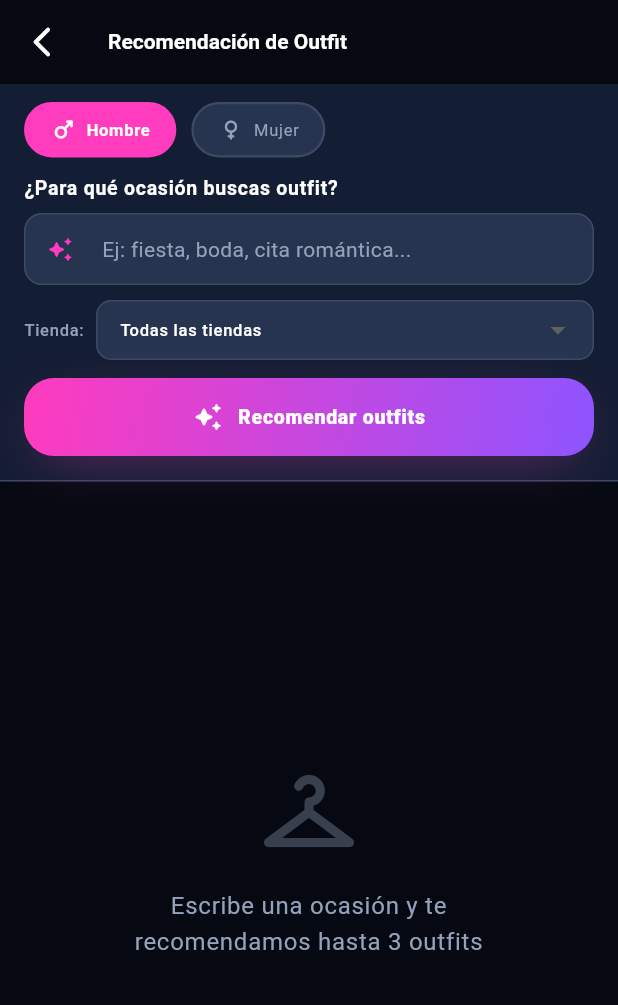
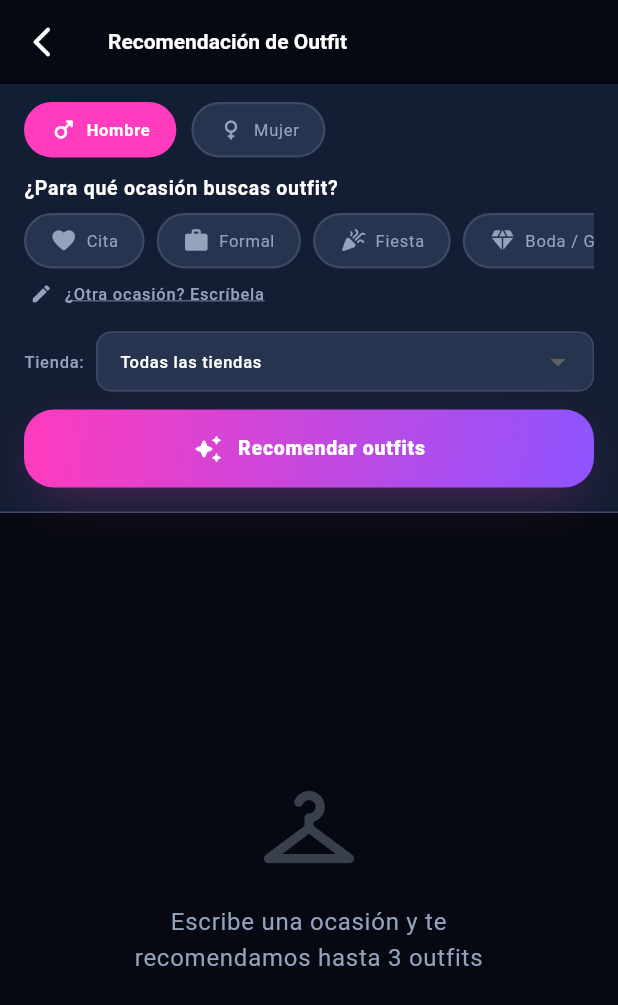
Before and after one commit to freddyandreszambrano/ZAFIRA, a Flutter app: the RecommendScreen screen opened by its route, on a phone screen of 412 x 824 dp. Shown: the top 1005 px of the screen. Run offline on Flutter 3.47's test engine with Material 3 defaults, Android fonts, the phone set to English and light mode, and no system bars; our stand-ins replace connectivity_plus, device_info_plus, dio, either_dart, firebase_crashlytics, flutter_riverpod and 14 more; accounts and stored records are empty; generated files the repository leaves out were written again; statements that could not run were skipped.

Commit message:
feat: filtros de ocasión con chips en dos niveles para la recomendación
Sugerencia de la revisión del proyecto: en vez de obligar a escribir la
ocasión, chips de ocasión principal (Cita, Formal, Fiesta, Boda/Gala,
Deporte, Playa, Casual) y sub-filtros al elegir una (ej. Cita → Cita
romántica / Cita casual / Primera cita). El campo de texto libre queda
colapsado bajo '¿Otra ocasión? Escríbela' para conservar el lenguaje
natural. Los chips escriben la frase en el mismo controller del texto,
por lo que el request al backend no cambia; cada frase está verificada
contra el clasificador de zafira-core (27/27 al tipo correcto).

Co-Authored-By: Claude Fable 5 <noreply@anthropic.com>

```diff
--- /dev/null
+++ b/lib/feature/recommend/view/widgets/occasion_filters.dart
@@ -0,0 +1,202 @@
+import 'package:flutter/material.dart';
+import 'package:gap/gap.dart';
+
+import '../../../../core/helpers/context_helper.dart';
+import 'gender_chip.dart';
+
+/// Sub-filtro concreto dentro de una ocasión (ej: "Cita romántica").
+class OccasionOption {
+  const OccasionOption(this.label, this.phrase);
+
+  final String label;
+
+  /// Frase que se envía al backend como `occasion`; el clasificador de
+  /// zafira-core la mapea por keywords al tipo correcto (romantic, gala…).
+  final String phrase;
+}
+
+/// Ocasión principal con sus sub-filtros.
+class OccasionGroup {
+  const OccasionGroup({
+    required this.label,
+    required this.icon,
+    required this.phrase,
+    required this.subs,
+  });
+
+  final String label;
+  final IconData icon;
+
+  /// Frase enviada si el usuario no elige sub-filtro.
+  final String phrase;
+  final List<OccasionOption> subs;
+}
+
+const occasionGroups = <OccasionGroup>[
+  OccasionGroup(
+    label: 'Cita',
+    icon: Icons.favorite_rounded,
+    phrase: 'cita',
+    subs: [
+      OccasionOption('Cita romántica', 'cita romántica'),
+      OccasionOption('Cita casual', 'cita casual'),
+      OccasionOption('Primera cita', 'primera cita'),
+    ],
+  ),
+  OccasionGroup(
+    label: 'Formal',
+    icon: Icons.work_rounded,
+    phrase: 'trabajo',
+    subs: [
+      OccasionOption('Oficina', 'oficina'),
+      OccasionOption('Entrevista', 'entrevista'),
+      OccasionOption('Presentación', 'presentación'),
+    ],
+  ),
+  OccasionGroup(
+    label: 'Fiesta',
+    icon: Icons.celebration_rounded,
+    phrase: 'fiesta',
+    subs: [
+      OccasionOption('Fiesta de noche', 'fiesta de noche'),
+      OccasionOption('Cumpleaños', 'cumpleaños'),
+      OccasionOption('Discoteca', 'discoteca'),
+    ],
+  ),
+  OccasionGroup(
+    label: 'Boda / Gala',
+    icon: Icons.diamond_rounded,
+    phrase: 'gala',
+    subs: [
+      OccasionOption('Boda', 'boda'),
+      OccasionOption('Graduación', 'graduación'),
+      OccasionOption('Evento elegante', 'evento elegante'),
+    ],
+  ),
+  OccasionGroup(
+    label: 'Deporte',
+    icon: Icons.fitness_center_rounded,
+    phrase: 'deporte',
+    subs: [
+      OccasionOption('Gym', 'gym'),
+      OccasionOption('Salida deportiva', 'salida deportiva'),
+      OccasionOption('Correr', 'correr'),
+    ],
+  ),
+  OccasionGroup(
+    label: 'Playa',
+    icon: Icons.beach_access_rounded,
+    phrase: 'playa',
+    subs: [
+      OccasionOption('Playa / Piscina', 'piscina'),
+      OccasionOption('Vacaciones', 'vacaciones'),
+    ],
+  ),
+  OccasionGroup(
+    label: 'Casual',
+    icon: Icons.checkroom_rounded,
+    phrase: 'casual',
+    subs: [
+      OccasionOption('Look diario', 'look diario'),
+      OccasionOption('Universidad', 'universidad'),
+      OccasionOption('Salir con amigos', 'salir con amigos'),
+    ],
+  ),
+];
+
+/// Chips de ocasión en dos niveles: fila horizontal con las ocasiones
+/// principales y, al elegir una, sus sub-filtros debajo.
+class OccasionFilters extends StatelessWidget {
+  const OccasionFilters({
+    required this.selectedGroup,
+    required this.selectedSub,
+    required this.onGroupTap,
+    required this.onSubTap,
+    super.key,
+  });
+
+  final OccasionGroup? selectedGroup;
+  final OccasionOption? selectedSub;
+  final ValueChanged<OccasionGroup> onGroupTap;
+  final ValueChanged<OccasionOption> onSubTap;
+
+  @override
+  Widget build(BuildContext context) {
+    return Column(
+      crossAxisAlignment: CrossAxisAlignment.start,
+      children: [
+        SingleChildScrollView(
+          scrollDirection: Axis.horizontal,
+          child: Row(
+            children: [
+              for (final group in occasionGroups) ...[
+                GenderChip(
+                  label: group.label,
+                  icon: group.icon,
+                  selected: selectedGroup == group,
+                  onTap: () => onGroupTap(group),
+                ),
+                if (group != occasionGroups.last) const Gap(8),
+              ],
+            ],
+          ),
+        ),
+        if (selectedGroup != null) ...[
+          const Gap(10),
+          Wrap(
+            spacing: 8,
+            runSpacing: 8,
+            children: [
+              for (final sub in selectedGroup!.subs)
+                _SubChip(
+                  label: sub.label,
+                  selected: selectedSub == sub,
+                  onTap: () => onSubTap(sub),
+                ),
+            ],
+          ),
+        ],
+      ],
+    );
+  }
+}
+
+class _SubChip extends StatelessWidget {
+  const _SubChip({
+    required this.label,
+    required this.selected,
+    required this.onTap,
+  });
+
+  final String label;
+  final bool selected;
+  final VoidCallback onTap;
+
+  @override
+  Widget build(BuildContext context) {
+    final colors = context.appColors;
+    return GestureDetector(
+      onTap: onTap,
+      child: AnimatedContainer(
+        duration: const Duration(milliseconds: 180),
+        padding: const EdgeInsets.symmetric(horizontal: 12, vertical: 6),
+        decoration: BoxDecoration(
+          color: selected
+              ? colors.primary.withValues(alpha: 0.18)
+              : colors.nightInput,
+          borderRadius: BorderRadius.circular(20),
+          border: Border.all(
+            color: selected ? colors.primary : colors.nightBorder,
+          ),
+        ),
+        child: Text(
+          label,
+          style: context.typography.labelSmall?.copyWith(
+            color: selected ? colors.primary : colors.slate,
+            fontWeight: selected ? FontWeight.bold : FontWeight.normal,
+          ),
+        ),
+      ),
+    );
+  }
+}
--- a/lib/feature/recommend/view/widgets/search_panel.dart
+++ b/lib/feature/recommend/view/widgets/search_panel.dart
@@ -4,14 +4,21 @@ import 'package:gap/gap.dart';
 import '../../../../core/helpers/context_helper.dart';
 import '../../../../modules/common/widget/layout/app_screen_shell.dart';
 import 'gender_chip.dart';
+import 'occasion_filters.dart';
 
 class SearchPanel extends StatelessWidget {
   const SearchPanel({
     required this.controller,
     required this.selectedStore,
     required this.selectedGender,
+    required this.selectedOccasionGroup,
+    required this.selectedOccasionSub,
+    required this.showFreeText,
     required this.onStoreChanged,
     required this.onGenderChanged,
+    required this.onOccasionGroupTap,
+    required this.onOccasionSubTap,
+    required this.onToggleFreeText,
     required this.onRecommend,
     required this.isLoading,
     this.isFavoritesMode = false,
@@ -21,8 +28,14 @@ class SearchPanel extends StatelessWidget {
   final TextEditingController controller;
   final String selectedStore;
   final String selectedGender;
+  final OccasionGroup? selectedOccasionGroup;
+  final OccasionOption? selectedOccasionSub;
+  final bool showFreeText;
   final ValueChanged<String?> onStoreChanged;
   final ValueChanged<String> onGenderChanged;
+  final ValueChanged<OccasionGroup> onOccasionGroupTap;
+  final ValueChanged<OccasionOption> onOccasionSubTap;
+  final VoidCallback onToggleFreeText;
   final VoidCallback onRecommend;
   final bool isLoading;
   final bool isFavoritesMode;
@@ -69,9 +82,45 @@ class SearchPanel extends StatelessWidget {
             ),
           ),
           const Gap(8),
+          OccasionFilters(
+            selectedGroup: selectedOccasionGroup,
+            selectedSub: selectedOccasionSub,
+            onGroupTap: onOccasionGroupTap,
+            onSubTap: onOccasionSubTap,
+          ),
+          const Gap(2),
+          Align(
+            alignment: Alignment.centerLeft,
+            child: TextButton.icon(
+              onPressed: onToggleFreeText,
+              style: TextButton.styleFrom(
+                padding: const EdgeInsets.symmetric(horizontal: 4),
+                minimumSize: const Size(0, 30),
+                tapTargetSize: MaterialTapTargetSize.shrinkWrap,
+              ),
+              icon: Icon(
+                showFreeText ? Icons.expand_less_rounded : Icons.edit_rounded,
+                size: 15,
+                color: colors.slate,
+              ),
+              label: Text(
+                showFreeText ? 'Usar los filtros' : '¿Otra ocasión? Escríbela',
+                style: context.typography.labelSmall?.copyWith(
+                  color: colors.slate,
+                  decoration: TextDecoration.underline,
+                  decorationColor: colors.slate,
+                ),
+              ),
+            ),
+          ),
+          if (showFreeText) ...[
+            const Gap(4),
             TextField(
               controller: controller,
-            style: context.typography.bodyMedium?.copyWith(color: colors.white),
+              autofocus: true,
+              style: context.typography.bodyMedium?.copyWith(
+                color: colors.white,
+              ),
               decoration: InputDecoration(
                 hintText: 'Ej: fiesta, boda, cita romántica...',
                 hintStyle: context.typography.bodyMedium?.copyWith(
@@ -100,6 +149,7 @@ class SearchPanel extends StatelessWidget {
               textInputAction: TextInputAction.done,
               onSubmitted: (_) => onRecommend(),
             ),
+          ],
           if (!isFavoritesMode) ...[
             const Gap(10),
             Row(
```
Also changed, not shown: lib/feature/recommend/view/main/recommend_screen.dart (+54 -1 lines). Lines whose indentation alone changed are shown as unchanged.
